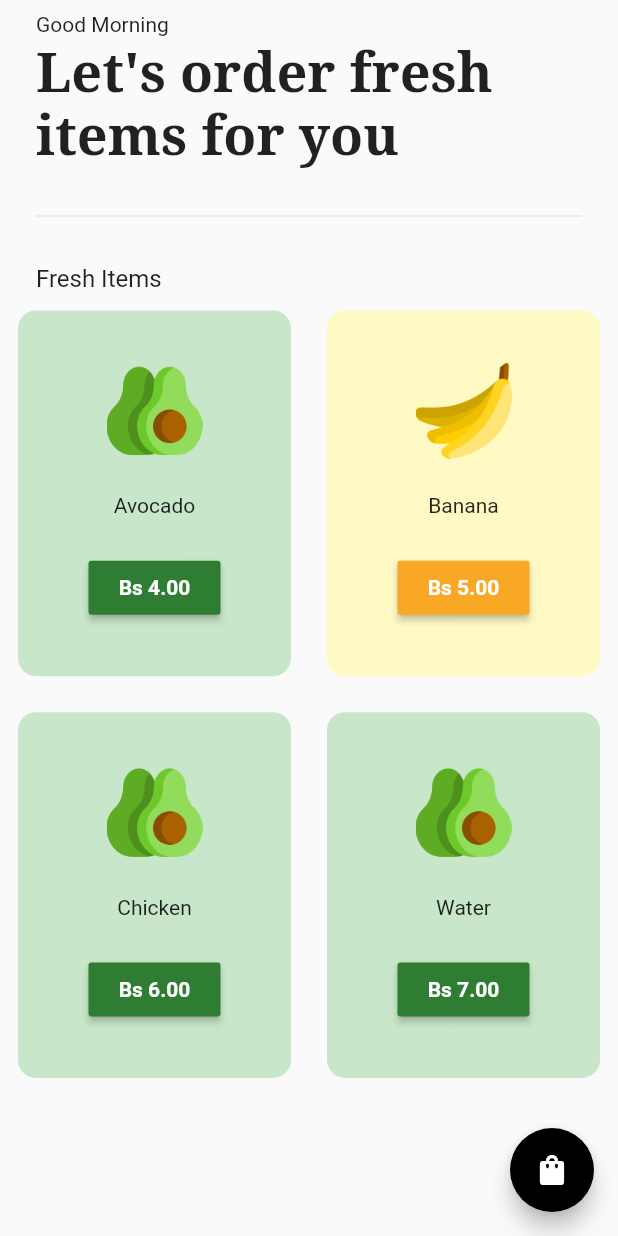
After one commit to GalvanNelson/tienda, a Flutter app: the screen it shows after launch, item 3 of the bottom bar chosen, after a tap on "Get Stated", on a phone screen of 412 x 824 dp. The commit adds this screen. Run offline on Flutter 3.47's test engine with Material 2 defaults, Android fonts, the phone set to English and light mode, and no system bars; our stand-ins replace cloud_firestore, firebase_core, google_fonts; accounts and stored records are empty.

Commit message:
integracion provider e interface compra de comida

```diff
--- a/lib/main.dart
+++ b/lib/main.dart
@@ -1,5 +1,7 @@
 import 'package:flutter/material.dart';
 import 'package:firebase_core/firebase_core.dart';
+import 'package:provider/provider.dart';
+import 'package:tienda/models/cart_model.dart';
 import 'package:tienda/services/firebase_options.dart';
 import 'screens/index.dart';
 
@@ -16,7 +18,9 @@ class MyApp extends StatelessWidget {
 
   @override
   Widget build(BuildContext context) {
-    return MaterialApp(
+    return ChangeNotifierProvider(
+      create: (context) => CartModel(),
+      child: MaterialApp(
         debugShowCheckedModeBanner: false,
         title: 'Tienda',
         initialRoute: '/',
@@ -26,6 +30,7 @@ class MyApp extends StatelessWidget {
           '/editarComida': (context) => const EditarComida()
         },
         theme: ThemeData(primarySwatch: Colors.green),
+      ),
     );
   }
 }
--- /dev/null
+++ b/lib/models/cart_model.dart
@@ -0,0 +1,40 @@
+import 'package:flutter/material.dart';
+
+class CartModel extends ChangeNotifier {
+  //* list of items on sale
+  final List _shopItems = const [
+    //* [itemName, itemPrice, imagenPath, color]
+    ["Avocado", "4.00", "imgs/avocado.png", Colors.green],
+    ["Banana", "5.00", "imgs/banana.png", Colors.yellow],
+    ["Chicken", "6.00", "imgs/avocado.png", Colors.green],
+    ["Water", "7.00", "imgs/avocado.png", Colors.green],
+  ];
+
+  //* List of cart items
+  final List _cartItems = [];
+
+  get shopItems => _shopItems;
+
+  get cartItems => _cartItems;
+
+  //* add item to cart
+  void addItemToCart(int index) {
+    _cartItems.add(_shopItems[index]);
+    notifyListeners();
+  }
+
+  //* remove item for cart
+  void removeFromCart(int index) {
+    _cartItems.removeAt(index);
+    notifyListeners();
+  }
+
+  //* calculate total price
+  String calcularTotal() {
+    double totalPrice = 0;
+    for (int i = 0; i < _cartItems.length; i++) {
+      totalPrice += double.parse(_cartItems[i][1]);
+    }
+    return totalPrice.toStringAsFixed(2);
+  }
+}
--- /dev/null
+++ b/lib/screens/galeria_comida.dart
@@ -0,0 +1,79 @@
+import 'package:flutter/material.dart';
+import 'package:google_fonts/google_fonts.dart';
+import 'package:provider/provider.dart';
+import 'package:tienda/models/cart_model.dart';
+import '../widgets/index.dart';
+import 'index.dart';
+
+class GaleriaComida extends StatelessWidget {
+  const GaleriaComida({super.key});
+
+  @override
+  Widget build(BuildContext context) {
+    return Scaffold(
+        floatingActionButton: FloatingActionButton(
+          onPressed: () => Navigator.push(context, MaterialPageRoute(
+            builder: (context) {
+              return const CartPage();
+            },
+          )),
+          backgroundColor: Colors.black,
+          child: const Icon(Icons.shopping_bag),
+        ),
+        body: SafeArea(
+          child: Column(
+            crossAxisAlignment: CrossAxisAlignment.start,
+            children: [
+              const SizedBox(height: 8),
+              //* good morning
+              const Padding(
+                  padding: EdgeInsets.symmetric(horizontal: 24.0),
+                  child: Text("Good Morning")),
+              const SizedBox(height: 4),
+              //* Let's order fresh items for you
+              Padding(
+                  padding: const EdgeInsets.symmetric(horizontal: 24.0),
+                  child: Text(
+                    "Let's order fresh items for you",
+                    style: GoogleFonts.notoSerif(
+                        fontSize: 36, fontWeight: FontWeight.bold),
+                  )),
+              const SizedBox(height: 24),
+              //* divider
+              const Padding(
+                  padding: EdgeInsets.symmetric(horizontal: 24.0),
+                  child: Divider()),
+              const SizedBox(height: 24),
+              //* fresh items + grid
+              const Padding(
+                  padding: EdgeInsets.symmetric(horizontal: 24.0),
+                  child: Text(
+                    "Fresh Items",
+                    style: TextStyle(fontSize: 16),
+                  )),
+              Expanded(child: Consumer<CartModel>(
+                builder: (context, value, child) {
+                  return GridView.builder(
+                      itemCount: value.shopItems.length,
+                      gridDelegate:
+                          const SliverGridDelegateWithFixedCrossAxisCount(
+                              crossAxisCount: 2, childAspectRatio: 1 / 1.3),
+                      itemBuilder: (context, index) {
+                        return GregoryItemTitle(
+                          itemName: value.shopItems[index][0],
+                          itemPrice: value.shopItems[index][1],
+                          imagePath: value.shopItems[index][2],
+                          color: value.shopItems[index][3],
+                          onPressed: () {
+                            Provider.of<CartModel>(context, listen: false)
+                                .addItemToCart(index);
+                          },
+                        );
+                      });
+                },
+              ))
+            ],
+          ),
+        ));
+  }
+}
--- a/lib/screens/home_screen.dart
+++ b/lib/screens/home_screen.dart
@@ -1,6 +1,5 @@
 import 'package:flutter/material.dart';
-import 'package:tienda/screens/listar_comida.dart';
-import 'package:tienda/screens/inventario.dart';
+import 'package:tienda/screens/index.dart';
 
 class HomeScreen extends StatefulWidget {
   const HomeScreen({super.key});
@@ -14,7 +13,8 @@ class _HomeScreenState extends State<HomeScreen> {
 
   final List<Widget> _pages = <Widget>[
     const Inventario(),
-    const ListarComida()
+    const ListarComida(),
+    const PedidosComida()
   ];
 
   @override
@@ -36,6 +36,8 @@ class _HomeScreenState extends State<HomeScreen> {
                 icon: Icon(Icons.shopping_bag), label: 'Articulos'),
             BottomNavigationBarItem(
                 icon: Icon(Icons.food_bank), label: 'Comidas'),
+            BottomNavigationBarItem(
+                icon: Icon(Icons.food_bank_outlined), label: 'pedidos')
           ]),
     );
   }
--- a/lib/screens/index.dart
+++ b/lib/screens/index.dart
@@ -3,3 +3,6 @@ export 'listar_comida.dart';
 export 'inventario.dart';
 export 'crear_comida.dart';
 export 'editar_comida.dart';
+export 'pedidos_comida.dart';
+export 'galeria_comida.dart';
+export 'cart_page.dart';
--- /dev/null
+++ b/lib/screens/pedidos_comida.dart
@@ -0,0 +1,56 @@
+import 'package:flutter/material.dart';
+import 'package:google_fonts/google_fonts.dart';
+import 'index.dart';
+
+class PedidosComida extends StatefulWidget {
+  const PedidosComida({super.key});
+
+  @override
+  State<PedidosComida> createState() => _PedidosComidaState();
+}
+
+class _PedidosComidaState extends State<PedidosComida> {
+  @override
+  Widget build(BuildContext context) {
+    return Scaffold(
+      body: Column(
+        children: [
+          //* Logo
+          Padding(
+            padding: const EdgeInsets.only(
+                left: 80.0, right: 80, bottom: 10, top: 50),
+            child: Image.asset('imgs/stich.png'),
+          ),
+          Padding(
+            padding: const EdgeInsets.all(24.0),
+            child: Text(
+              "we delivery groceries",
+              textAlign: TextAlign.center,
+              style: GoogleFonts.notoSerif(),
+            ),
+          ),
+          const Text("Fresh Item Everyday"),
+          const Spacer(),
+          GestureDetector(
+            onTap: () => Navigator.push(context, MaterialPageRoute(
+              builder: (context) {
+                return const GaleriaComida();
+              },
+            )),
+            child: Container(
+              decoration: BoxDecoration(
+                  color: Colors.deepPurple,
+                  borderRadius: BorderRadius.circular(12)),
+              padding: const EdgeInsets.all(24),
+              child: const Text(
+                "Get Stated",
+                style: TextStyle(color: Colors.white),
+              ),
+            ),
+          ),
+          const Spacer()
+        ],
+      ),
+    );
+  }
+}
--- /dev/null
+++ b/lib/widgets/grocery_item_title.dart
@@ -0,0 +1,50 @@
+import 'package:flutter/material.dart';
+
+// ignore: must_be_immutable
+class GregoryItemTitle extends StatelessWidget {
+  final String itemName;
+  final String itemPrice;
+  final String imagePath;
+  void Function()? onPressed;
+  // ignore: prefer_typing_uninitialized_variables
+  final color;
+
+  GregoryItemTitle(
+      {super.key,
+      required this.itemName,
+      required this.itemPrice,
+      required this.imagePath,
+      required this.color,
+      required this.onPressed});
+
+  @override
+  Widget build(BuildContext context) {
+    return Padding(
+      padding: const EdgeInsets.all(12.0),
+      child: Container(
+        padding: const EdgeInsets.all(12),
+        decoration: BoxDecoration(
+            color: color[100], borderRadius: BorderRadius.circular(12)),
+        child: Column(
+          mainAxisAlignment: MainAxisAlignment.spaceEvenly,
+          children: [
+            //* image
+            Image.asset(imagePath, height: 64),
+            //* item name
+            Text(itemName),
+            //* price + button
+            MaterialButton(
+              onPressed: onPressed,
+              color: color[800],
+              child: Text(
+                "Bs $itemPrice",
+                style: const TextStyle(
+                    color: Colors.white, fontWeight: FontWeight.bold),
+              ),
+            )
+          ],
+        ),
+      ),
+    );
+  }
+}
--- a/lib/widgets/index.dart
+++ b/lib/widgets/index.dart
@@ -1,2 +1,3 @@
 export 'elevate_button_component.dart';
 export 'text_field_component.dart';
+export 'grocery_item_title.dart';
```
Also changed, not shown: lib/screens/cart_page.dart (added, +105 -0 lines), lib/screens/realizar_pedido.dart (added, +29 -0 lines), lib/services/data_base_pedido.dart (added, +10 -0 lines), pubspec.yaml (+6 -5 lines), imgs/avocado.png (added), imgs/banana.png (added), imgs/stich.png (added), pubspec.lock, 1 other file. Lines whose indentation alone changed are shown as unchanged.
